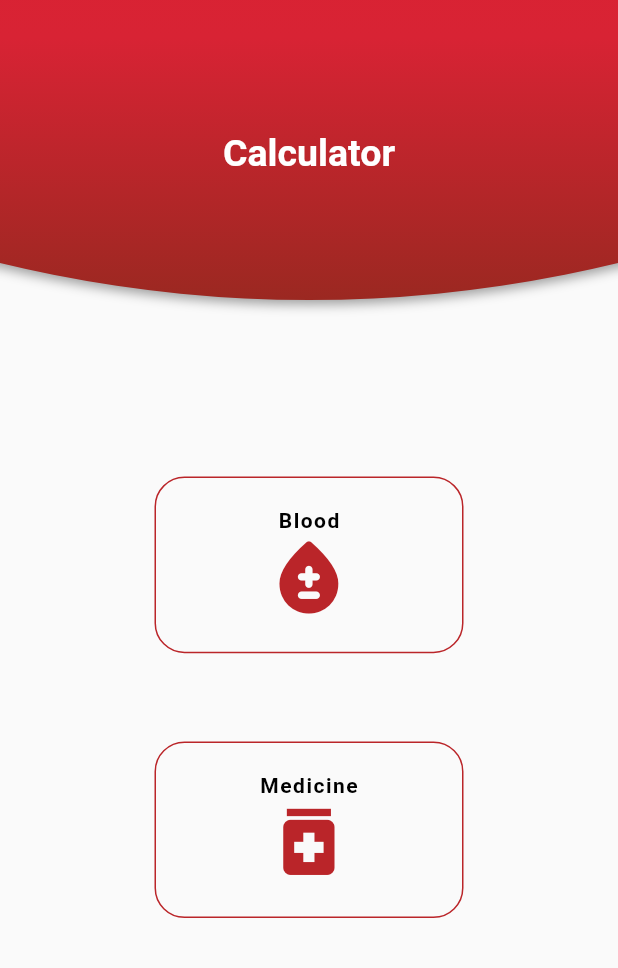
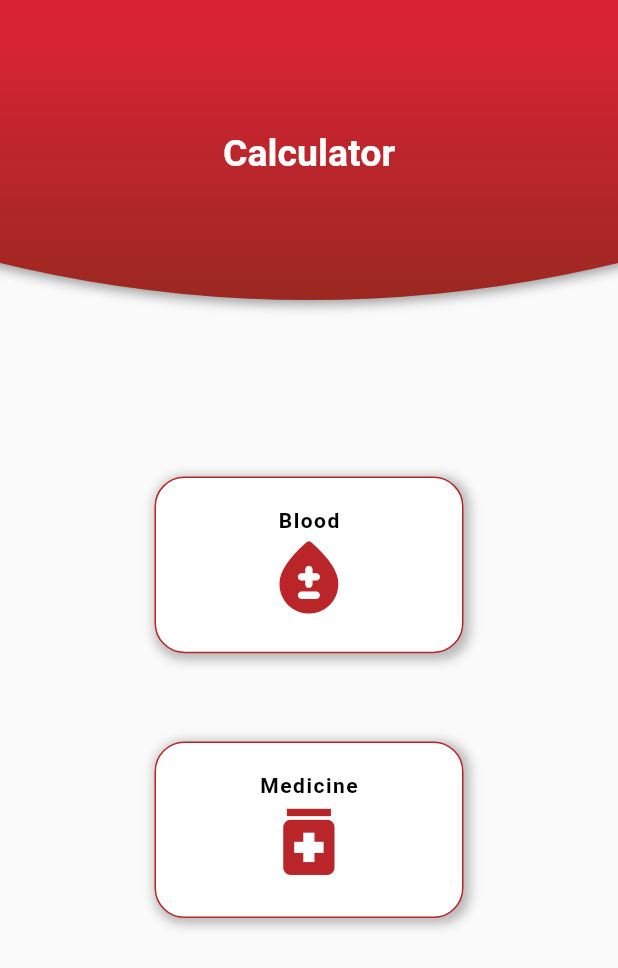
Before and after one commit to anusali04928/Khidmat_ThaliHelp, a Flutter app: the Calculator screen opened directly, on a phone screen of 412 x 824 dp. Shown: the top 968 px of the screen. Run offline on Flutter 3.47's test engine with Material 2 defaults, Android fonts, the phone set to English and light mode, and no system bars; our stand-ins replace dropdown_formfield; Roboto replaces fonts that are missing (Nunito).

Commit message:
sprint 1 90pc done

```diff
--- a/project/lib/Calculator.dart
+++ /dev/null
@@ -1,47 +0,0 @@
-import 'package:flutter/cupertino.dart';
-import 'package:flutter/material.dart';
-import 'package:project/Blood.dart';
-import 'package:project/CustomBtn.dart';
-import 'package:project/Medicine.dart';
-import 'package:project/roundedAppBar.dart';
-
-class Calculator extends StatelessWidget {
-  @override
-  Widget build(BuildContext context) {
-    double h1 = MediaQuery.of(context).size.height / 7;
-    double w1 = (MediaQuery.of(context).size.width) / 2;
-
-    return Scaffold(
-      appBar: RoundedAppBar('Calculator'), // same appBar as Main Menu.
-
-      body: Container(
-        padding: EdgeInsets.fromLTRB(w1 / 2, h1, w1 / 2, 0),
-        child: Column(
-          mainAxisAlignment: MainAxisAlignment.spaceEvenly,
-          mainAxisSize: MainAxisSize.min,
-          children: [
-            Button(
-              h: h1,
-              w: w1,
-              text: 'Blood',
-              ic: Icons.bloodtype_rounded,
-              meth: () => Navigator.push(
-                  context, MaterialPageRoute(builder: (context) => Blood())),
-            ),
-            SizedBox(
-              height: h1 / 2,
-            ),
-            Button(
-              h: h1,
-              w: w1,
-              text: 'Medicine',
-              ic: Icons.medication,
-              meth: () => Navigator.push(
-                  context, MaterialPageRoute(builder: (context) => Medicine())),
-            )
-          ],
-        ),
-      ),
-    );
-  }
-}
--- a/project/lib/Blood.dart
+++ b/project/lib/Calculator/Blood.dart
@@ -1,6 +1,6 @@
 import 'package:flutter/material.dart';
-import 'package:project/CustomBtn.dart';
-import 'package:project/roundedAppBar.dart';
+import 'package:project/Custom_widgets/CustomBtn.dart';
+import 'package:project/Custom_widgets/roundedAppBar.dart';
 
 class Blood extends StatefulWidget {
   @override
--- a/project/lib/CustomBtn.dart
+++ b/project/lib/Custom_widgets/CustomBtn.dart
@@ -50,12 +50,24 @@ class Button extends StatelessWidget {
           onTap: meth,
           child: Container(
             decoration: BoxDecoration(
+              boxShadow: [
+                //background color of box
+                BoxShadow(
+                  color: Colors.black26,
+                  blurRadius: 5.0, // soften the shadow
+                  spreadRadius: 2.0, //extend the shadow
+                  offset: Offset(
+                    2.0, // Move to right 10  horizontally
+                    2.0, // Move to bottom 10 Vertically
+                  ),
+                )
+              ],
               border: Border.all(
                 color: Color(0xffba2529),
                 style: BorderStyle.solid,
                 width: 1.0,
               ),
-              color: Colors.transparent,
+              color: Colors.white,
               borderRadius: BorderRadius.circular(20.0),
             ),
             child: Column(
--- /dev/null
+++ b/project/lib/Custom_widgets/roundedAppBar.dart
@@ -0,0 +1,76 @@
+/*
+Custom class for the rounded App Bar displayed on the Main Menu
+page.
+*/
+
+import 'package:flutter/cupertino.dart';
+import 'package:flutter/material.dart';
+
+class RoundedAppBar extends StatelessWidget implements PreferredSizeWidget {
+  String title;
+  RoundedAppBar(this.title);
+
+  @override
+  Widget build(BuildContext context) {
+    return SafeArea(
+      child: LayoutBuilder(
+        builder: (context, constraints) {
+          final width = constraints.maxWidth * 8;
+          return OverflowBox(
+            maxHeight: double.infinity,
+            maxWidth: double.infinity,
+            child: Container(
+              // color: Colors.white,
+              height: width,
+              width: width,
+              child: Padding(
+                padding: EdgeInsets.only(
+                    bottom: width / 2 - preferredSize.height / 2),
+                child: Container(
+                  alignment: Alignment(0.0, 0.96),
+                  padding: EdgeInsets.only(bottom: 50),
+                  decoration: BoxDecoration(
+                      gradient: LinearGradient(
+                        begin: Alignment(0.0, 1.0),
+                        end: Alignment(0.0, 00),
+                        //stops: [0.3, 0.6, 1],
+                        colors: <Color>[
+                          Color(0xff9B2821),
+                          // Color(0xffba2529),
+                          Color(0xffd82334),
+                          Color(0xffDD2130),
+                          Color(0xffDD2130),
+                          Color(0xffDD2130),
+                          Color(0xffDD2126),
+                        ],
+                      ),
+                      color: Color(0xff9B2821),
+                      shape: BoxShape.circle,
+                      boxShadow: [
+                        BoxShadow(
+                            color: Colors.grey,
+                            blurRadius: 6,
+                            offset: Offset(0, 3))
+                      ]),
+                  child: Text(
+                    title,
+                    textAlign: TextAlign.center,
+                    style: TextStyle(
+                        fontFamily: 'Nunito',
+                        fontSize: 25,
+                        fontWeight: FontWeight.bold,
+                        color: Colors.white,
+                        shadows: [BoxShadow(color: Colors.blueGrey)]),
+                  ),
+                ),
+              ),
+            ),
+          );
+        },
+      ),
+    );
+  }
+
+  @override
+  Size get preferredSize => Size.fromHeight(200);
+}
--- a/project/lib/roundedAppBar.dart
+++ /dev/null
@@ -1,76 +0,0 @@
-/*
-Custom class for the rounded App Bar displayed on the Main Menu
-page.
-*/
-
-import 'package:flutter/cupertino.dart';
-import 'package:flutter/material.dart';
-
-class RoundedAppBar extends StatelessWidget implements PreferredSizeWidget {
-  String title;
-  RoundedAppBar(this.title);
-
-  @override
-  Widget build(BuildContext context) {
-    return SafeArea(
-      child: LayoutBuilder(
-        builder: (context, constraints) {
-          final width = constraints.maxWidth * 8;
-          return OverflowBox(
-            maxHeight: double.infinity,
-            maxWidth: double.infinity,
-            child: Container(
-              // color: Colors.white,
-              height: width,
-              width: width,
-              child: Padding(
-                padding: EdgeInsets.only(
-                    bottom: width / 2 - preferredSize.height / 2),
-                child: Container(
-                  alignment: Alignment(0.0, 0.96),
-                  padding: EdgeInsets.only(bottom: 50),
-                  decoration: BoxDecoration(
-                      gradient: LinearGradient(
-                        begin: Alignment(0.0, 1.0),
-                        end: Alignment(0.0, 00),
-                        //stops: [0.3, 0.6, 1],
-                        colors: <Color>[
-                          Color(0xff9B2821),
-                          // Color(0xffba2529),
-                          Color(0xffd82334),
-                          Color(0xffDD2130),
-                          Color(0xffDD2130),
-                          Color(0xffDD2130),
-                          Color(0xffDD2126),
-                        ],
-                      ),
-                      color: Color(0xff9B2821),
-                      shape: BoxShape.circle,
-                      boxShadow: [
-                        BoxShadow(
-                            color: Colors.grey,
-                            blurRadius: 6,
-                            offset: Offset(0, 3))
-                      ]),
-                  child: Text(
-                    title,
-                    textAlign: TextAlign.center,
-                    style: TextStyle(
-                        fontFamily: 'Nunito',
-                        fontSize: 25,
-                        fontWeight: FontWeight.bold,
-                        color: Colors.white,
-                        shadows: [BoxShadow(color: Colors.blueGrey)]),
-                  ),
-                ),
-              ),
-            ),
-          );
-        },
-      ),
-    );
-  }
-
-  @override
-  Size get preferredSize => Size.fromHeight(200);
-}
--- a/project/pubspec.yaml
+++ b/project/pubspec.yaml
@@ -21,8 +21,10 @@ environment:
   sdk: ">=2.7.0 <3.0.0"
 
 dependencies:
+  dropdown_formfield: ^0.1.3
   flutter:
     sdk: flutter
+
 
 
   # The following adds the Cupertino Icons font to your application.
@@ -46,7 +48,8 @@ flutter:
 
   # To add assets to your application, add an assets section, like this:
   assets:
-     - assets/
+
+    - assets/
   #   - images/a_dot_ham.jpeg
 
   # An image asset can refer to one or more resolution-specific "variants", see
```
Also changed, not shown: project/lib/Custom_widgets/Counter.dart (added, +90 -0 lines), project/lib/Medicine.dart (deleted, +0 -57 lines), project/assets/Deferasirox.PNG, project/assets/Deferiprone_big.png (added), project/assets/Deferiprone_small.PNG (deleted), project/assets/Deferoxamine.PNG, project/assets/Deferoxamine_big.png (added), project/pubspec.lock.
